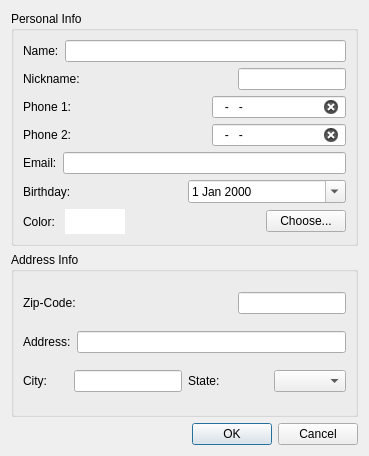
Old version of the form newstylistdialog.ui in the repository pliniofpa/Profiles_Project.
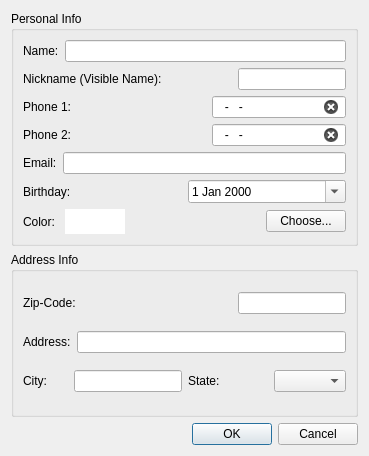
New version of the form.

Diff of the .ui file:
```diff
--- a/newstylistdialog.ui
+++ b/newstylistdialog.ui
@@ -43,7 +43,7 @@
         <item alignment="Qt::AlignLeft">
          <widget class="QLabel" name="label_2">
           <property name="text">
-           <string>Nickname:</string>
+           <string>Nickname (Visible Name):</string>
           </property>
          </widget>
         </item>
```
